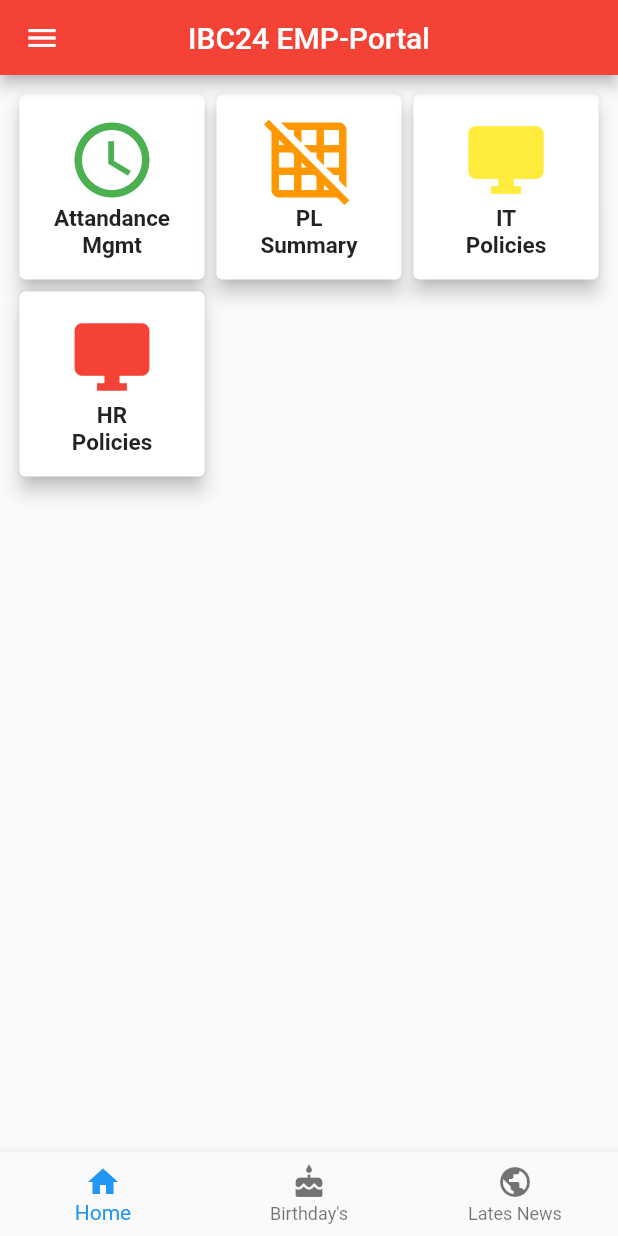
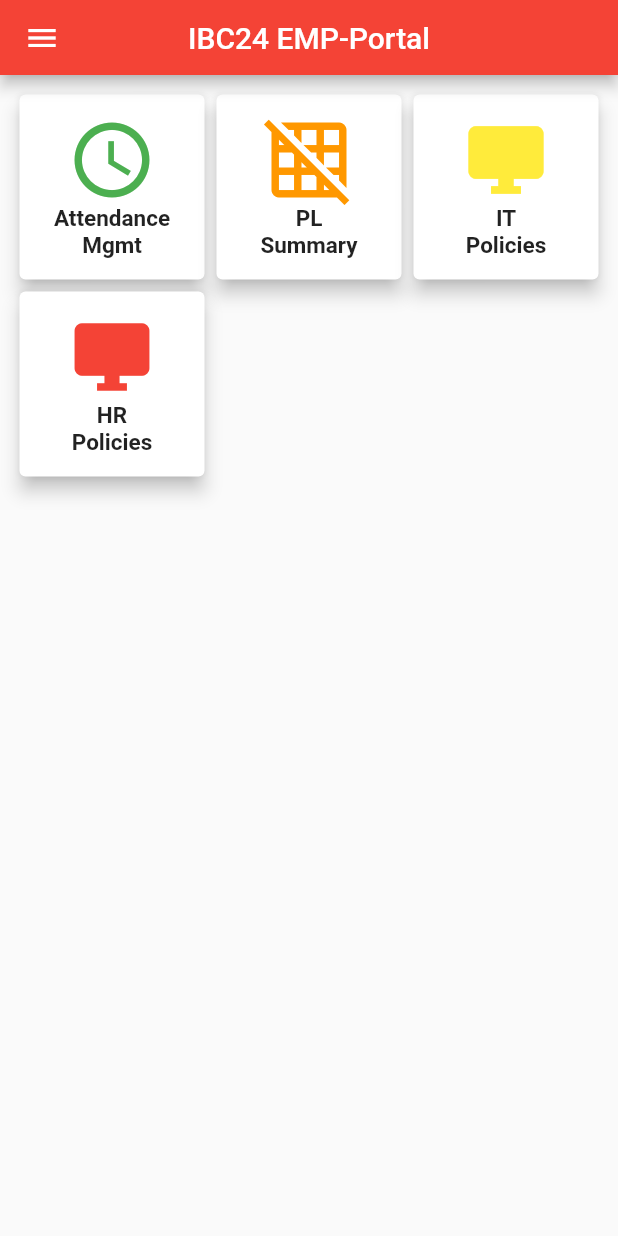
Before and after one commit to rahul1290/ibc_emp_portal, a Flutter app: the Dashbaord screen opened by its route, on a phone screen of 412 x 824 dp. Run offline on Flutter 3.47's test engine with Material 2 defaults, Android fonts, the phone set to English and light mode, and no system bars; our stand-ins replace sqflite; missing offline and left inert: json_table; accounts and stored records are empty.

```diff
--- a/lib/common/drawerPage.dart
+++ b/lib/common/drawerPage.dart
@@ -23,7 +23,7 @@ class _DrawerPageState extends State<DrawerPage> {
       barrierDismissible: false, // user must tap button!
       builder: (BuildContext context) {
         return AlertDialog(
-          title: Text('Are you sure to logout.'),
+          title: Text('You want to logout?'),
           content: SingleChildScrollView(
 //            child: ListBody(
 //              children: <Widget>[
@@ -83,7 +83,7 @@ class _DrawerPageState extends State<DrawerPage> {
           ),
           ListTile(
             leading: Icon(Icons.access_time,color: Colors.green,),
-            title: Text('Attandance Mgmt'),
+            title: Text('Attendance Mgmt'),
             onTap: (){
               Navigator.pushNamed(context, '/attendance');
             },
--- a/lib/dashboard.dart
+++ b/lib/dashboard.dart
@@ -105,7 +105,7 @@ class _DashbaordState extends State<Dashbaord> {
       child: Scaffold(
           appBar: AppbarPage('IBC24 EMP-Portal'),
           drawer: DrawerPage(),
-          bottomNavigationBar: Bottomnavigation(),
+          //bottomNavigationBar: Bottomnavigation(),
           body: tabs[0],
       ),
     );
@@ -120,7 +120,7 @@ class dashbordItem extends StatelessWidget {
           child: GridView.count(
             crossAxisCount: 3,
             children: <Widget>[
-              Items(title:'Attandance\nMgmt',icon:Icons.access_time,warna:Colors.green,route:'/attendance'),
+              Items(title:'Attendance\nMgmt',icon:Icons.access_time,warna:Colors.green,route:'/attendance'),
               Items(title:'PL\nSummary',icon:Icons.grid_off,warna:Colors.orange,route:'/plsummary'),
               Items(title:'IT\nPolicies',icon:Icons.desktop_windows,warna:Colors.yellow,route:'/itpolicies'),
               //Items(title:'CAB\nMgmt',icon:Icons.directions_car,warna:Colors.blue,route:'attendance'),
```
Also changed, not shown: lib/loginpage.dart (+47 -3 lines), 1 other file.
